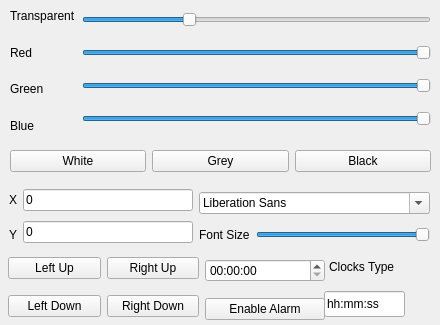
This is ClocksSettings.ui in Roker2/ClocksOnWindows as Qt 5 draws it before an edit. The edited form follows.
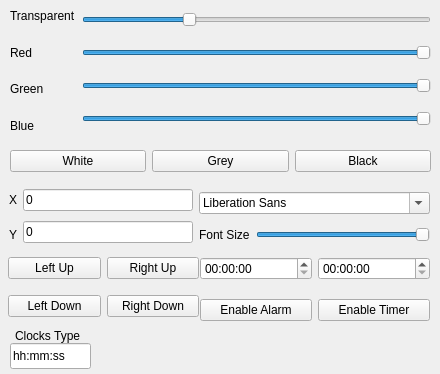
This is the edited form. Icons and pictures are not drawn.

What changed in the file:
```diff
--- a/ClocksSettings.ui
+++ b/ClocksSettings.ui
@@ -10,7 +10,7 @@
     <x>0</x>
     <y>0</y>
     <width>440</width>
-    <height>325</height>
+    <height>374</height>
    </rect>
   </property>
   <property name="windowTitle">
@@ -294,37 +294,11 @@
     </item>
    </layout>
   </widget>
-  <widget class="QWidget" name="layoutWidget">
-   <property name="geometry">
-    <rect>
-     <x>205</x>
-     <y>249</y>
-     <width>120</width>
-     <height>81</height>
-    </rect>
-   </property>
-   <layout class="QVBoxLayout" name="verticalLayout_7">
-    <item>
-     <widget class="QTimeEdit" name="timeEdit_Alarm">
-      <property name="displayFormat">
-       <string>hh:mm:ss</string>
-      </property>
-     </widget>
-    </item>
-    <item>
-     <widget class="QPushButton" name="Button_Enable_Disable_Alarm">
-      <property name="text">
-       <string>Enable Alarm</string>
-      </property>
-     </widget>
-    </item>
-   </layout>
-  </widget>
   <widget class="QLineEdit" name="Edit_ClocksType">
    <property name="geometry">
     <rect>
-     <x>324</x>
-     <y>291</y>
+     <x>10</x>
+     <y>343</y>
      <width>81</width>
      <height>26</height>
     </rect>
@@ -336,8 +310,8 @@
   <widget class="QLabel" name="label_3">
    <property name="geometry">
     <rect>
-     <x>329</x>
-     <y>259</y>
+     <x>15</x>
+     <y>328</y>
      <width>71</width>
      <height>16</height>
     </rect>
@@ -346,6 +320,57 @@
     <string>Clocks Type</string>
    </property>
   </widget>
+  <widget class="QWidget" name="">
+   <property name="geometry">
+    <rect>
+     <x>200</x>
+     <y>244</y>
+     <width>230</width>
+     <height>90</height>
+    </rect>
+   </property>
+   <layout class="QHBoxLayout" name="horizontalLayout_8">
+    <item>
+     <layout class="QVBoxLayout" name="verticalLayout_7">
+      <item>
+       <widget class="QTimeEdit" name="timeEdit_Alarm">
+        <property name="displayFormat">
+         <string>hh:mm:ss</string>
+        </property>
+       </widget>
+      </item>
+      <item>
+       <widget class="QPushButton" name="Button_Enable_Disable_Alarm">
+        <property name="text">
+         <string>Enable Alarm</string>
+        </property>
+       </widget>
+      </item>
+     </layout>
+    </item>
+    <item>
+     <layout class="QVBoxLayout" name="verticalLayout_8">
+      <item>
+       <widget class="QTimeEdit" name="timeEdit_Timer">
+        <property name="readOnly">
+         <bool>false</bool>
+        </property>
+        <property name="displayFormat">
+         <string>hh:mm:ss</string>
+        </property>
+       </widget>
+      </item>
+      <item>
+       <widget class="QPushButton" name="Button_Enable_Disable_Timer">
+        <property name="text">
+         <string>Enable Timer</string>
+        </property>
+       </widget>
+      </item>
+     </layout>
+    </item>
+   </layout>
+  </widget>
  </widget>
  <resources/>
  <connections/>
```
